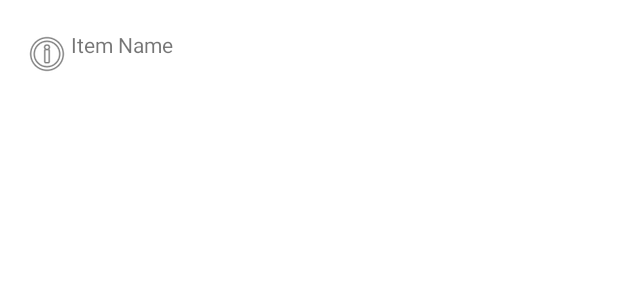
After one commit to FarmBera/PokemonGo, an Android app: the layout recycler_library.xml on its own in the app's theme, with its tools: preview values and no code run, on a phone screen of 412 x 824 dp. The commit adds this screen. Shown: the top 300 px of the screen. Run offline under Robolectric (Android 15) with nearby library versions, the phone set to English and light mode, and no system bars.

Commit message:
ing: layout design

```diff
--- a/app/src/main/java/com/example/pokemongo/InventoryActivity.kt
+++ b/app/src/main/java/com/example/pokemongo/InventoryActivity.kt
@@ -3,7 +3,9 @@
 import androidx.appcompat.app.AppCompatActivity
 import android.os.Bundle
 import android.view.LayoutInflater
+import android.view.View
 import android.view.ViewGroup
+import android.widget.TextView
 import androidx.recyclerview.widget.RecyclerView
 import com.example.pokemongo.databinding.ActivityInventoryBinding
 
@@ -43,7 +45,6 @@
         val tv_name = itemView.findViewById<TextView>(R.id.tv_name)
     }
 }
-출처: https://uknowblog.tistory.com/29 [Uknow's Lab.:티스토리]
 
 data class BoardItem(val time: String, val title: String, val name: String) {
 
--- /dev/null
+++ b/app/src/main/res/layout/recycler_library.xml
@@ -0,0 +1,22 @@
+<?xml version="1.0" encoding="utf-8"?>
+<LinearLayout xmlns:android="http://schemas.android.com/apk/res/android"
+    android:layout_width="match_parent"
+    android:layout_height="wrap_content"
+    android:orientation="horizontal"
+    android:paddingHorizontal="15dp"
+    android:paddingVertical="20dp"
+
+    >
+
+    <ImageView
+        android:id="@+id/lib_icon"
+        android:layout_width="wrap_content"
+        android:layout_height="wrap_content"
+        android:src="@android:drawable/ic_menu_info_details" />
+
+    <TextView
+        android:id="@+id/lib_name"
+        android:layout_width="wrap_content"
+        android:layout_height="wrap_content"
+        android:text="Item Name" />
+</LinearLayout>
```
Also changed, not shown: app/src/main/res/layout/activity_library.xml (+8 -0 lines).
